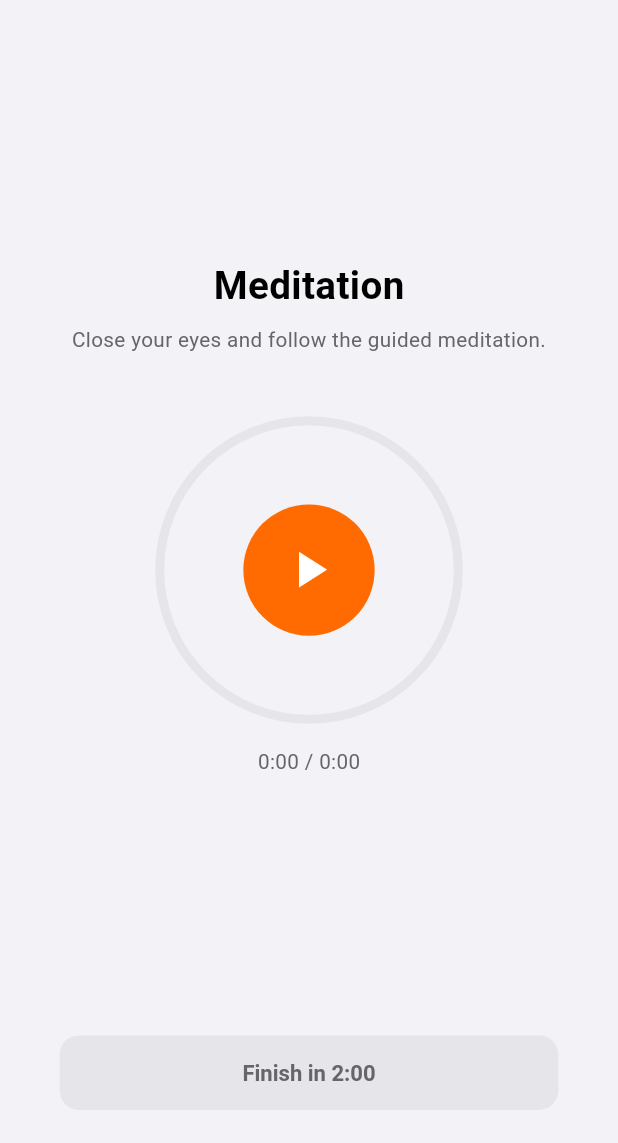
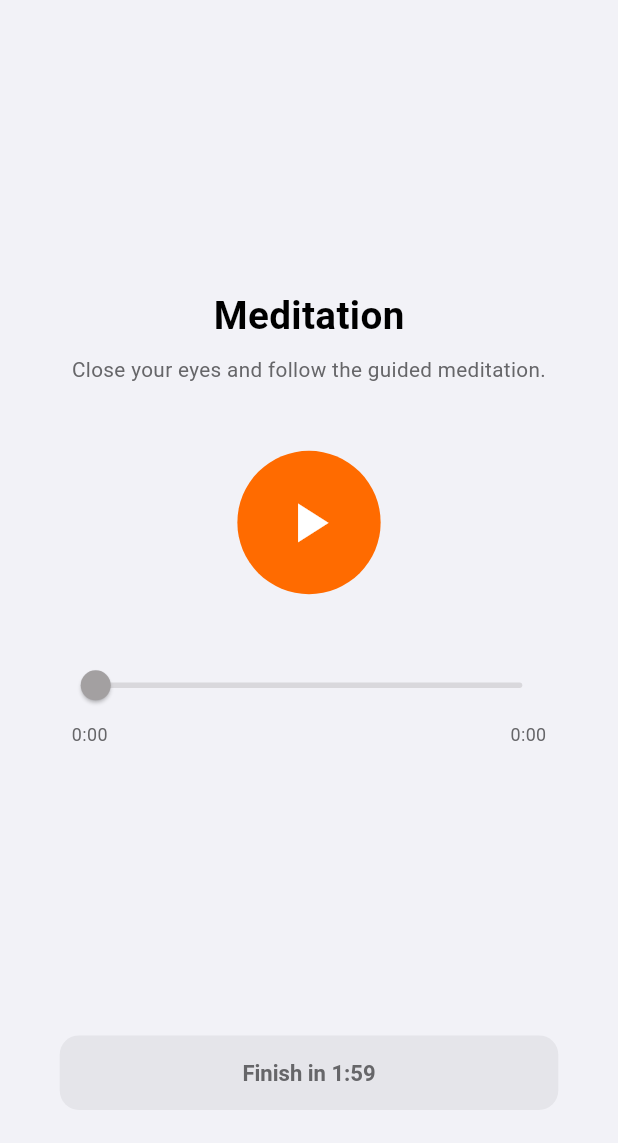
Before and after one commit to Socrate-bit/levio, a Flutter app: the MeditationDismissScreen screen opened directly with empty values, after a tap on the "pause" icon, on a phone screen of 412 x 824 dp, the part 93-1236 px from its top. Run offline on Flutter 3.47's test engine with Material 3 defaults, Android fonts, the phone set to English and light mode, and no system bars; our stand-ins replace audioplayers, camera, cloud_firestore, cloud_functions, confetti, device_preview and 18 more; missing offline and left inert: flutter_branch_sdk, google_mlkit_pose_detection, liquid_glass_renderer, mixpanel_flutter, mixpanel_flutter_session_replay, shake and 1 more; accounts and stored records are empty; statements that could not run were skipped.

Commit message:
feat: bigger breathing music toggle + draggable meditation seek cursor (#71)
- Breathing: replace the small corner mute icon with a prominent music
  toggle (larger icon + Music on/off label) at the top indication area.
- Meditation: replace the read-only progress ring with a draggable seek
  slider so the user can scrub anywhere; the minimum-listen gate now tracks
  actual playback time so seeking can't bypass it.
- Add EN/FR strings and regenerate localizations.

Co-authored-by: Claude Opus 4.8 (1M context) <noreply@anthropic.com>

```diff
--- a/lib/features/dismiss/screens/meditation_dismiss_screen.dart
+++ b/lib/features/dismiss/screens/meditation_dismiss_screen.dart
@@ -57,8 +57,14 @@ class _MeditationDismissScreenState extends State<MeditationDismissScreen> {
   StreamSubscription<Duration>? _positionSub;
   StreamSubscription<Duration>? _durationSub;
   StreamSubscription<void>? _completeSub;
+  Timer? _ticker;
   Duration _position = Duration.zero;
   Duration _total = Duration.zero;
+  // Real time spent listening (advances only while playing) — drives the
+  // minimum-listen gate so seeking the cursor can't bypass it.
+  Duration _listened = Duration.zero;
+  // Slider value (ms) while the user is dragging the cursor; null otherwise.
+  double? _dragValue;
   bool _playing = true;
   bool _trackEnded = false;
   bool _finished = false;
@@ -66,7 +72,7 @@ class _MeditationDismissScreenState extends State<MeditationDismissScreen> {
   final _startTime = DateTime.now();
   AlarmCascadeController? _cascade;
 
-  bool get _canFinish => _position >= _requiredDuration || _trackEnded;
+  bool get _canFinish => _listened >= _requiredDuration || _trackEnded;
 
   @override
   void initState() {
@@ -91,6 +97,13 @@ class _MeditationDismissScreenState extends State<MeditationDismissScreen> {
         if (mounted) setState(() => _trackEnded = true);
       });
       await _player.play(UrlSource(_meditationUrl));
+      // Accumulate real listening time once per second while playing.
+      _ticker ??= Timer.periodic(const Duration(seconds: 1), (_) {
+        if (!mounted || _finished || !_playing) return;
+        widget.onProgress?.call();
+        _cascade?.reportProgress();
+        setState(() => _listened += const Duration(seconds: 1));
+      });
       if (mounted) setState(() => _playing = true);
     } catch (e, st) {
       AnalyticsService.trackError('MeditationDismissScreen._start', e, st);
@@ -99,10 +112,24 @@ class _MeditationDismissScreenState extends State<MeditationDismissScreen> {
   }
 
   void _onPosition(Duration position) {
-    if (!mounted || _finished) return;
+    if (!mounted || _finished || _dragValue != null) return;
     widget.onProgress?.call();
     _cascade?.reportProgress();
     setState(() => _position = position);
+  }
+
+  /// Seeks the audio to [ms] when the user releases the cursor.
+  Future<void> _seekTo(double ms) async {
+    widget.onProgress?.call();
+    _cascade?.reportProgress();
+    final target = Duration(milliseconds: ms.round());
+    await _player.seek(target);
+    if (mounted) {
+      setState(() {
+        _position = target;
+        _dragValue = null;
+      });
+    }
   }
 
   Future<void> _togglePlay() async {
@@ -156,6 +183,7 @@ class _MeditationDismissScreenState extends State<MeditationDismissScreen> {
 
   @override
   void dispose() {
+    _ticker?.cancel();
     _positionSub?.cancel();
     _durationSub?.cancel();
     _completeSub?.cancel();
@@ -173,7 +201,7 @@ class _MeditationDismissScreenState extends State<MeditationDismissScreen> {
 
   String _finishLabel(AppLocalizations l10n) {
     if (_canFinish) return l10n.gratefulnessFinish;
-    final remaining = _requiredDuration - _position;
+    final remaining = _requiredDuration - _listened;
     final clamped = remaining.isNegative ? Duration.zero : remaining;
     return l10n.meditationFinishIn(_fmt(clamped));
   }
@@ -182,10 +210,13 @@ class _MeditationDismissScreenState extends State<MeditationDismissScreen> {
   Widget build(BuildContext context) {
     final c = AppColors.of(context);
     final l10n = AppLocalizations.of(context);
-    // Full-track progress (0 until duration is known).
-    final progress = _total.inMilliseconds > 0
-        ? (_position.inMilliseconds / _total.inMilliseconds).clamp(0.0, 1.0)
-        : 0.0;
+    final totalMs = _total.inMilliseconds.toDouble();
+    // Slider position: the drag value while scrubbing, else the playback head.
+    final sliderValue = (_dragValue ?? _position.inMilliseconds.toDouble())
+        .clamp(0.0, totalMs > 0 ? totalMs : 1.0);
+    final shownPosition = _dragValue != null
+        ? Duration(milliseconds: _dragValue!.round())
+        : _position;
 
     return Scaffold(
       backgroundColor: c.background,
@@ -219,25 +250,7 @@ class _MeditationDismissScreenState extends State<MeditationDismissScreen> {
                           ),
                         ),
                         SizedBox(height: 48.h),
-                        // Play/pause control inside a ring showing track progress.
-                        SizedBox(
-                          width: 200.w,
-                          height: 200.w,
-                          child: Stack(
-                            alignment: Alignment.center,
-                            children: [
-                              SizedBox(
-                                width: 200.w,
-                                height: 200.w,
-                                child: CircularProgressIndicator(
-                                  value: progress,
-                                  strokeWidth: 6,
-                                  backgroundColor: c.separator,
-                                  valueColor: const AlwaysStoppedAnimation(
-                                    AppColors.orange,
-                                  ),
-                                ),
-                              ),
+                        // Play/pause control (or retry on error).
                         if (_error)
                           GestureDetector(
                             onTap: _retry,
@@ -245,7 +258,7 @@ class _MeditationDismissScreenState extends State<MeditationDismissScreen> {
                               mainAxisSize: MainAxisSize.min,
                               children: [
                                 Icon(Icons.refresh,
-                                          size: 36.sp, color: c.textSecondary),
+                                    size: 40.sp, color: c.textSecondary),
                                 SizedBox(height: 8.h),
                                 Text(
                                   l10n.meditationRetry,
@@ -261,33 +274,64 @@ class _MeditationDismissScreenState extends State<MeditationDismissScreen> {
                           GestureDetector(
                             onTap: _togglePlay,
                             child: Container(
-                                    width: 88.w,
-                                    height: 88.w,
+                              width: 96.w,
+                              height: 96.w,
                               decoration: const BoxDecoration(
                                 color: AppColors.orange,
                                 shape: BoxShape.circle,
                               ),
                               child: Icon(
-                                      _playing
-                                          ? Icons.pause
-                                          : Icons.play_arrow,
+                                _playing ? Icons.pause : Icons.play_arrow,
                                 color: Colors.white,
-                                      size: 44.sp,
+                                size: 48.sp,
                               ),
                             ),
                           ),
+                        SizedBox(height: 40.h),
+                        // Draggable seek cursor — scrub the audio anywhere.
+                        SliderTheme(
+                          data: SliderTheme.of(context).copyWith(
+                            trackHeight: 4.h,
+                            activeTrackColor: AppColors.orange,
+                            inactiveTrackColor: c.separator,
+                            thumbColor: AppColors.orange,
+                            overlayColor: AppColors.orange.withAlpha(40),
+                          ),
+                          child: Slider(
+                            value: sliderValue,
+                            max: totalMs > 0 ? totalMs : 1.0,
+                            onChanged: totalMs > 0
+                                ? (v) => setState(() => _dragValue = v)
+                                : null,
+                            onChangeEnd: totalMs > 0 ? _seekTo : null,
+                          ),
+                        ),
+                        // Position / total time readout.
+                        Padding(
+                          padding: EdgeInsets.symmetric(horizontal: 8.w),
+                          child: Row(
+                            mainAxisAlignment: MainAxisAlignment.spaceBetween,
+                            children: [
+                              Text(
+                                _fmt(shownPosition),
+                                style: TextStyle(
+                                  fontSize: 13.sp,
+                                  color: c.textSecondary,
+                                  fontFeatures: const [
+                                    FontFeature.tabularFigures(),
                                   ],
                                 ),
                               ),
-                        SizedBox(height: 20.h),
-                        // Full-track time readout.
                               Text(
-                          '${_fmt(_position)} / ${_fmt(_total)}',
+                                _fmt(_total),
                                 style: TextStyle(
-                            fontSize: 15.sp,
+                                  fontSize: 13.sp,
                                   color: c.textSecondary,
                                   fontFeatures: const [
                                     FontFeature.tabularFigures(),
+                                  ],
+                                ),
+                              ),
                             ],
                           ),
                         ),
--- a/lib/l10n/app_en.arb
+++ b/lib/l10n/app_en.arb
@@ -236,6 +236,8 @@
   "missionConfigChoose": "Choose This Mission",
   "missionConfigNumberOfAffirmations": "Number of affirmations",
 
+  "breathingMusicOn": "Music on",
+  "breathingMusicOff": "Music off",
   "breathingPhaseInhale": "Breathe in",
   "breathingPhaseExhale": "Breathe out",
   "breathingPhaseHold": "Hold",
--- a/lib/l10n/app_fr.arb
+++ b/lib/l10n/app_fr.arb
@@ -212,6 +212,8 @@
   "missionConfigChoose": "Choisir cette mission",
   "missionConfigNumberOfAffirmations": "Nombre d'affirmations",
 
+  "breathingMusicOn": "Musique activée",
+  "breathingMusicOff": "Musique coupée",
   "breathingPhaseInhale": "Inspirez",
   "breathingPhaseExhale": "Expirez",
   "breathingPhaseHold": "Retenez",
```
Also changed, not shown: lib/features/dismiss/screens/breathing_mission_screen.dart (+31 -21 lines), lib/l10n/generated/app_localizations.dart, lib/l10n/generated/app_localizations_en.dart, lib/l10n/generated/app_localizations_fr.dart. Lines whose indentation alone changed are shown as unchanged.
